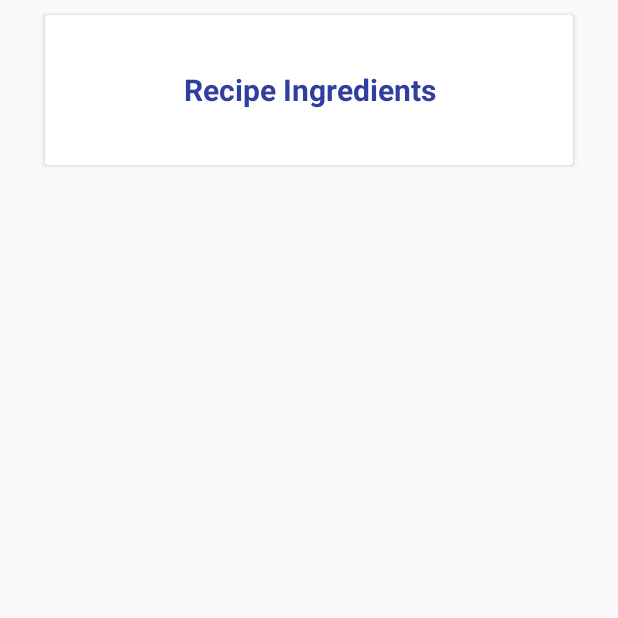
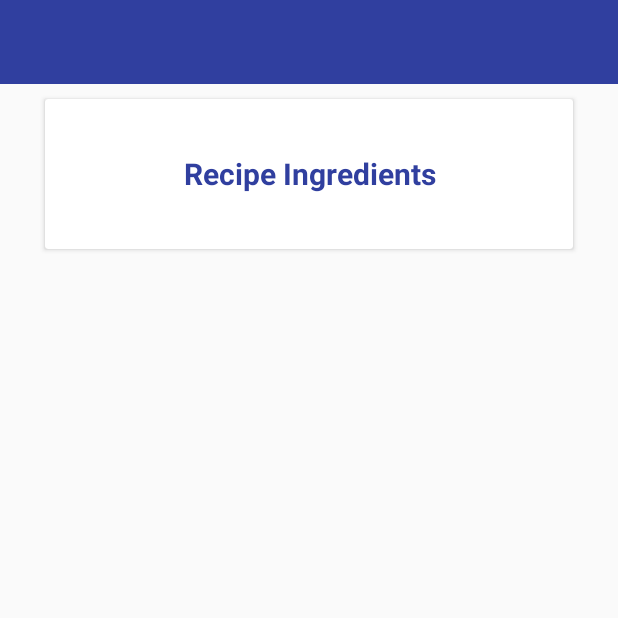
Before and after one commit to Mou123321/BakingApp, an Android app: the RecipeActivity screen opened directly, with no data from a screen before it, on a phone screen of 412 x 824 dp, the top half of it. Run offline under Robolectric (Android 15) with nearby library versions, the phone set to English and light mode, and no system bars; our stand-ins replace data binding; network calls fail; 5 statements that could not run were skipped.

Commit message:
set recipe activity toolbar

```diff
--- a/app/src/main/java/com/mou/bakingapp/viewmodels/RecipeDetailViewmode.java
+++ b/app/src/main/java/com/mou/bakingapp/viewmodels/RecipeDetailViewmode.java
@@ -10,11 +10,14 @@ import java.util.List;
 public class RecipeDetailViewmode {
 
     public List<String> descriptions;
+    public String name;
+
     private RecipeDetailNavigator navigator;
 
 
     public RecipeDetailViewmode(RecipeModel recipeModel, RecipeDetailNavigator navigator) {
         descriptions = new ArrayList<>();
+        name = recipeModel.getName();
         for(StepModel stepModel : recipeModel.getSteps()) {
             descriptions.add(stepModel.getShortDescription());
         }
--- a/app/src/main/java/com/mou/bakingapp/views/activities/RecipeActivity.java
+++ b/app/src/main/java/com/mou/bakingapp/views/activities/RecipeActivity.java
@@ -7,6 +7,7 @@ import android.support.v4.app.FragmentActivity;
 import android.support.v4.app.FragmentTransaction;
 
 import com.mou.bakingapp.R;
+import com.mou.bakingapp.data.models.RecipeModel;
 import com.mou.bakingapp.databinding.ActivityRecipeBinding;
 import com.mou.bakingapp.views.fragments.DetailFragment;
 import com.mou.bakingapp.views.navigators.RecipeDetailNavigator;
@@ -21,12 +22,25 @@ public class RecipeActivity extends FragmentActivity implements RecipeDetailNavi
 
         binding = DataBindingUtil.setContentView(this, R.layout.activity_recipe);
 
+        RecipeModel recipeModel =  getIntent().getExtras().getParcelable("recipe");
+        binding.toolbar.setTitle(recipeModel.getName());
+
         DetailFragment detailFragment = new DetailFragment();
         FragmentTransaction fragmentTransaction = getSupportFragmentManager().beginTransaction();
         fragmentTransaction.add(R.id.content, detailFragment);
         Bundle bundle = new Bundle();
-        bundle.putParcelable("recipe", getIntent().getExtras().getParcelable("recipe"));
+        bundle.putParcelable("recipe", recipeModel);
         detailFragment.setArguments(bundle);
         fragmentTransaction.commit();
     }
+
+    @Override
+    public void showIngredients() {
+
+    }
+
+    @Override
+    public void showStep() {
+
+    }
 }
--- a/app/src/main/java/com/mou/bakingapp/views/navigators/RecipeDetailNavigator.java
+++ b/app/src/main/java/com/mou/bakingapp/views/navigators/RecipeDetailNavigator.java
@@ -1,8 +1,6 @@
 package com.mou.bakingapp.views.navigators;
 
-/**
- * Created by Mou on 10/25/2018.
- */
-
 public interface RecipeDetailNavigator {
+    void showIngredients();
+    void showStep();
 }
--- a/app/src/main/res/layout/activity_recipe.xml
+++ b/app/src/main/res/layout/activity_recipe.xml
@@ -2,8 +2,20 @@
 
 <layout xmlns:app="http://schemas.android.com/apk/res-auto">
     <android.support.constraint.ConstraintLayout
-        xmlns:android="http://schemas.android.com/apk/res/android" android:layout_width="match_parent"
+        xmlns:android="http://schemas.android.com/apk/res/android"
+        android:layout_width="match_parent"
         android:layout_height="match_parent">
+
+        <android.support.v7.widget.Toolbar
+            android:id="@+id/toolbar"
+            android:layout_width="0dp"
+            android:layout_height="?android:attr/actionBarSize"
+            android:background="@color/colorPrimaryDark"
+            app:titleTextColor="@android:color/white"
+            app:layout_constraintTop_toTopOf="parent"
+            app:layout_constraintBottom_toTopOf="@+id/content"
+            app:layout_constraintLeft_toLeftOf="parent"
+            app:layout_constraintRight_toRightOf="parent"/>
 
         <FrameLayout
             android:id="@+id/content"
@@ -11,7 +23,7 @@
             android:layout_height="0dp"
             app:layout_constraintLeft_toLeftOf="parent"
             app:layout_constraintRight_toRightOf="parent"
-            app:layout_constraintTop_toTopOf="parent"
+            app:layout_constraintTop_toBottomOf="@+id/toolbar"
             app:layout_constraintBottom_toBottomOf="parent">
         </FrameLayout>
 
--- a/app/src/main/res/layout/fragment_detail.xml
+++ b/app/src/main/res/layout/fragment_detail.xml
@@ -1,5 +1,5 @@
 <?xml version="1.0" encoding="utf-8"?>
-<layout>
+<layout xmlns:android="http://schemas.android.com/apk/res/android">
     <data>
         <variable
             name="vm"
@@ -7,16 +7,10 @@
         </variable>
     </data>
 
-    <android.support.constraint.ConstraintLayout
-        xmlns:android="http://schemas.android.com/apk/res/android"
+    <android.support.v7.widget.RecyclerView
+        android:id="@+id/recycler_view"
         android:layout_width="match_parent"
-        android:layout_height="match_parent">
+        android:layout_height="wrap_content">
+    </android.support.v7.widget.RecyclerView>
 
-        <android.support.v7.widget.RecyclerView
-            android:id="@+id/recycler_view"
-            android:layout_width="match_parent"
-            android:layout_height="wrap_content">
-        </android.support.v7.widget.RecyclerView>
-
-    </android.support.constraint.ConstraintLayout>
 </layout>
--- a/app/src/main/res/values/strings.xml
+++ b/app/src/main/res/values/strings.xml
@@ -1,3 +1,4 @@
 <resources>
     <string name="app_name">BakingApp</string>
+
 </resources>
```
